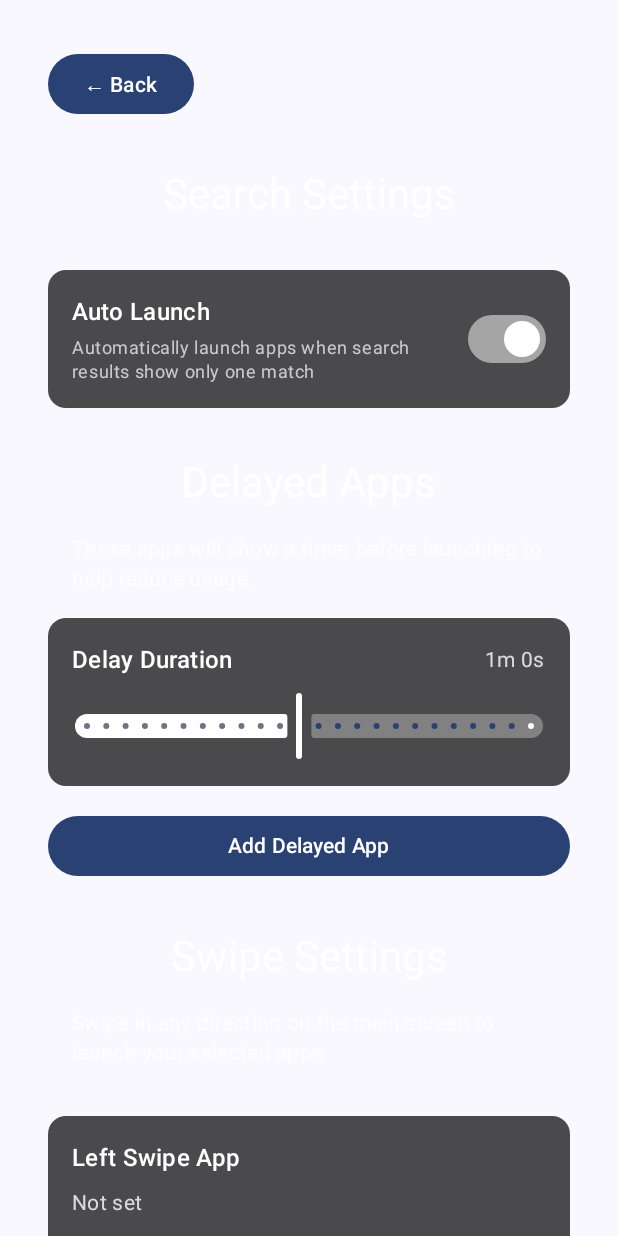
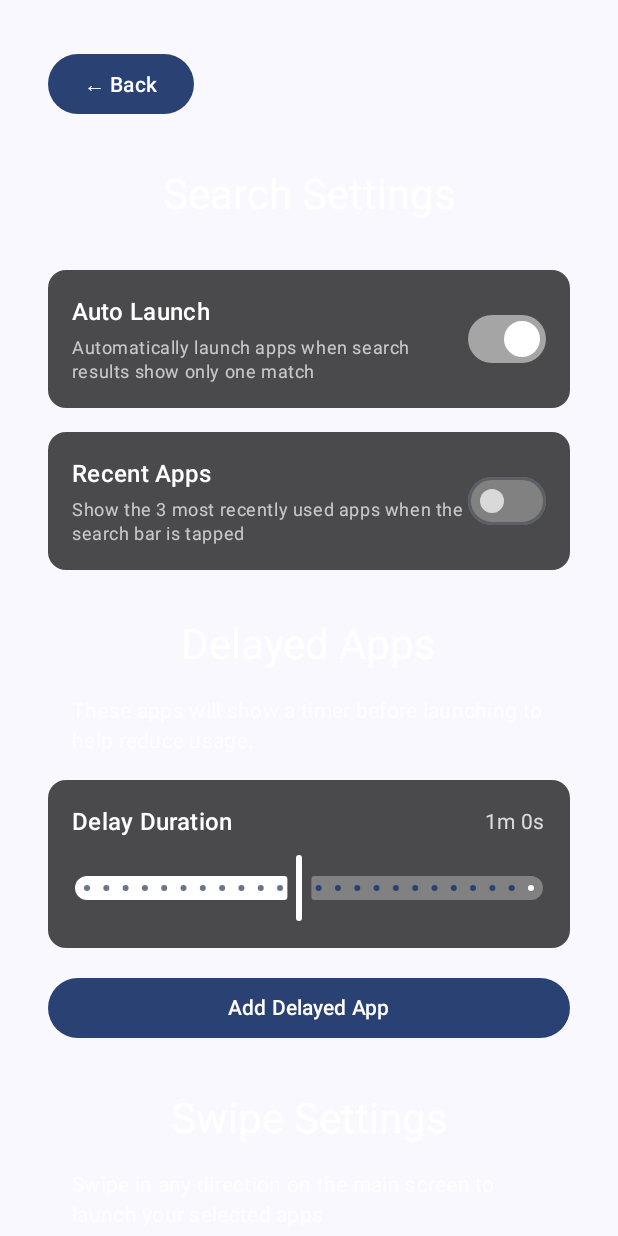
Before and after one commit to vinayakankugoyal/vibelauncher, an Android app built with Jetpack Compose: the composable SettingsScreen shown on its own in the app's theme, on a phone screen of 412 x 824 dp. Run offline under Robolectric (Android 15) with nearby library versions, the phone set to English and light mode, and no system bars.

Commit message:
exclude gesture apps from recents and add a setting to enable the feature

```diff
--- a/app/src/main/java/com/pizza/vibelauncher/MainActivity.kt
+++ b/app/src/main/java/com/pizza/vibelauncher/MainActivity.kt
@@ -157,6 +157,9 @@ class AppLauncherViewModel : ViewModel() {
     private val _recentApps = MutableStateFlow<List<AppInfo>>(emptyList())
     val recentApps: StateFlow<List<AppInfo>> = _recentApps.asStateFlow()
 
+    private val _recentAppsEnabled = MutableStateFlow(false)
+    val recentAppsEnabled: StateFlow<Boolean> = _recentAppsEnabled.asStateFlow()
+
     private lateinit var sharedPrefs: SharedPreferences
 
     fun onSearchTextChanged(text: String) {
@@ -231,6 +234,7 @@ class AppLauncherViewModel : ViewModel() {
         loadSavedSwipeApps()
         loadAutoLaunchSetting()
         loadDelayDuration()
+        loadRecentAppsEnabled()
     }
 
     private fun loadSavedSwipeApps() {
@@ -262,6 +266,15 @@ class AppLauncherViewModel : ViewModel() {
         _delayDurationSeconds.value = sharedPrefs.getInt("delay_duration_seconds", 60)
     }
 
+    private fun loadRecentAppsEnabled() {
+        _recentAppsEnabled.value = sharedPrefs.getBoolean("recent_apps_enabled", false)
+    }
+
+    fun setRecentAppsEnabled(enabled: Boolean) {
+        _recentAppsEnabled.value = enabled
+        sharedPrefs.edit { putBoolean("recent_apps_enabled", enabled) }
+    }
+
     fun setAutoLaunchEnabled(enabled: Boolean) {
         _autoLaunchEnabled.value = enabled
         sharedPrefs.edit { putBoolean("auto_launch_enabled", enabled) }
@@ -318,6 +331,7 @@ class AppLauncherViewModel : ViewModel() {
     }
 
     private fun recordAppLaunch(packageName: String, userHandle: UserHandle?) {
+        if (!_recentAppsEnabled.value) return
         val app = _allApps.value.find {
             it.packageName == packageName && (userHandle == null || it.userHandle == userHandle)
         } ?: return
@@ -332,8 +346,10 @@ class AppLauncherViewModel : ViewModel() {
     }
 
     private var timerJob: kotlinx.coroutines.Job? = null
-
-    private fun startLaunchDelay(app: AppInfo) {
+    private var pendingLaunchRecordRecent = true
+
+    private fun startLaunchDelay(app: AppInfo, recordRecent: Boolean) {
+        pendingLaunchRecordRecent = recordRecent
         _pendingLaunchApp.value = app
         _delayTimerSeconds.value = _delayDurationSeconds.value
         _isDelayingLaunch.value = true
@@ -358,7 +374,7 @@ class AppLauncherViewModel : ViewModel() {
         val app = _pendingLaunchApp.value
         if (app != null) {
             _isDelayingLaunch.value = false
-            launchApp(context, app.packageName, app.userHandle, clearSearch = true, bypassDelay = true)
+            launchApp(context, app.packageName, app.userHandle, clearSearch = true, bypassDelay = true, recordRecent = pendingLaunchRecordRecent)
             _pendingLaunchApp.value = null
         }
     }
@@ -466,33 +482,35 @@ class AppLauncherViewModel : ViewModel() {
         hideAppPicker()
     }
 
+    // Gesture launches are not recorded as recents - the user already has a
+    // dedicated gesture for these apps.
     fun onSwipeLeft(context: Context) {
         _leftSwipeApp.value?.let { app ->
-            launchApp(context, app.packageName, app.userHandle)
+            launchApp(context, app.packageName, app.userHandle, recordRecent = false)
         }
     }
 
     fun onSwipeRight(context: Context) {
         _rightSwipeApp.value?.let { app ->
-            launchApp(context, app.packageName, app.userHandle)
+            launchApp(context, app.packageName, app.userHandle, recordRecent = false)
         }
     }
 
     fun onSwipeUp(context: Context) {
         _upSwipeApp.value?.let { app ->
-            launchApp(context, app.packageName, app.userHandle)
+            launchApp(context, app.packageName, app.userHandle, recordRecent = false)
         }
     }
 
     fun onSwipeDown(context: Context) {
         _downSwipeApp.value?.let { app ->
-            launchApp(context, app.packageName, app.userHandle)
+            launchApp(context, app.packageName, app.userHandle, recordRecent = false)
         }
     }
 
     fun onLongPress(context: Context) {
         _longPressApp.value?.let { app ->
-            launchApp(context, app.packageName, app.userHandle)
+            launchApp(context, app.packageName, app.userHandle, recordRecent = false)
         }
     }
 
@@ -588,7 +606,7 @@ class AppLauncherViewModel : ViewModel() {
         clearSearchText()
     }
 
-    fun launchApp(context: Context, packageName: String, userHandle: UserHandle? = null, clearSearch: Boolean = false, bypassDelay: Boolean = false) {
+    fun launchApp(context: Context, packageName: String, userHandle: UserHandle? = null, clearSearch: Boolean = false, bypassDelay: Boolean = false, recordRecent: Boolean = true) {
         try {
             // Check for delayed launch
             if (!bypassDelay) {
@@ -596,13 +614,15 @@ class AppLauncherViewModel : ViewModel() {
                 if (isDelayed) {
                     val app = _allApps.value.find { it.packageName == packageName && (it.userHandle == userHandle || userHandle == null) }
                     if (app != null) {
-                        startLaunchDelay(app)
+                        startLaunchDelay(app, recordRecent)
                         return
                     }
                 }
             }
 
-            recordAppLaunch(packageName, userHandle)
+            if (recordRecent) {
+                recordAppLaunch(packageName, userHandle)
+            }
 
             if (userHandle != null && userHandle != android.os.Process.myUserHandle()) {
                 // Launch work app using LauncherApps service
@@ -693,6 +713,7 @@ fun AppLauncherScreen(viewModel: AppLauncherViewModel) {
     val autoLaunchApp by viewModel.autoLaunchApp.collectAsState()
     val autoLaunchEnabled by viewModel.autoLaunchEnabled.collectAsState()
     val recentApps by viewModel.recentApps.collectAsState()
+    val recentAppsEnabled by viewModel.recentAppsEnabled.collectAsState()
     val context = LocalContext.current
     val keyboardController = LocalSoftwareKeyboardController.current
     val focusManager = LocalFocusManager.current
@@ -881,7 +902,7 @@ fun AppLauncherScreen(viewModel: AppLauncherViewModel) {
         }
 
         // Recently used apps - shown when the search box is tapped but nothing typed yet
-        if (searchText.isEmpty() && isSearchFocused && recentApps.isNotEmpty()) {
+        if (recentAppsEnabled && searchText.isEmpty() && isSearchFocused && recentApps.isNotEmpty()) {
             Card(
                 colors = CardDefaults.cardColors(
                     containerColor = Color.Black.copy(alpha = 0.85f)
@@ -955,6 +976,7 @@ fun SettingsScreen(viewModel: AppLauncherViewModel) {
     val downSwipeApp by viewModel.downSwipeApp.collectAsState()
     val longPressApp by viewModel.longPressApp.collectAsState()
     val autoLaunchEnabled by viewModel.autoLaunchEnabled.collectAsState()
+    val recentAppsEnabled by viewModel.recentAppsEnabled.collectAsState()
     val context = LocalContext.current
 
     Column(
@@ -1026,6 +1048,50 @@ fun SettingsScreen(viewModel: AppLauncherViewModel) {
             }
         }
 
+        Spacer(modifier = Modifier.height(16.dp))
+
+        // Recent apps toggle
+        Card(
+            colors = CardDefaults.cardColors(
+                containerColor = Color.Black.copy(alpha = 0.7f)
+            ),
+            modifier = Modifier.fillMaxWidth()
+        ) {
+            Row(
+                modifier = Modifier
+                    .fillMaxWidth()
+                    .padding(16.dp),
+                horizontalArrangement = Arrangement.SpaceBetween,
+                verticalAlignment = Alignment.CenterVertically
+            ) {
+                Column(
+                    modifier = Modifier.weight(1f)
+                ) {
+                    Text(
+                        "Recent Apps",
+                        style = MaterialTheme.typography.titleMedium,
+                        color = Color.White
+                    )
+                    Spacer(modifier = Modifier.height(4.dp))
+                    Text(
+                        "Show the 3 most recently used apps when the search bar is tapped",
+                        style = MaterialTheme.typography.bodySmall,
+                        color = Color.White.copy(alpha = 0.7f)
+                    )
+                }
+                Switch(
+                    checked = recentAppsEnabled,
+                    onCheckedChange = { viewModel.setRecentAppsEnabled(it) },
+                    colors = SwitchDefaults.colors(
+                        checkedThumbColor = Color.White,
+                        checkedTrackColor = Color.White.copy(alpha = 0.5f),
+                        uncheckedThumbColor = Color.White.copy(alpha = 0.7f),
+                        uncheckedTrackColor = Color.White.copy(alpha = 0.3f)
+                    )
+                )
+            }
+        }
+
         Spacer(modifier = Modifier.height(32.dp))
 
         Text(
```
